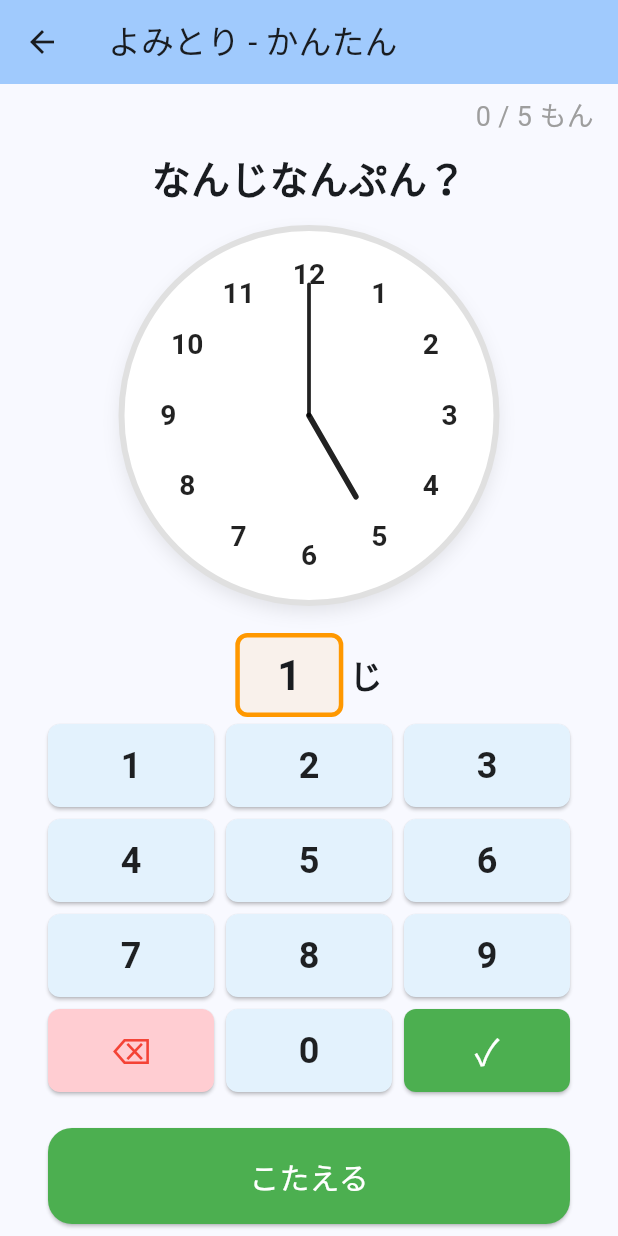
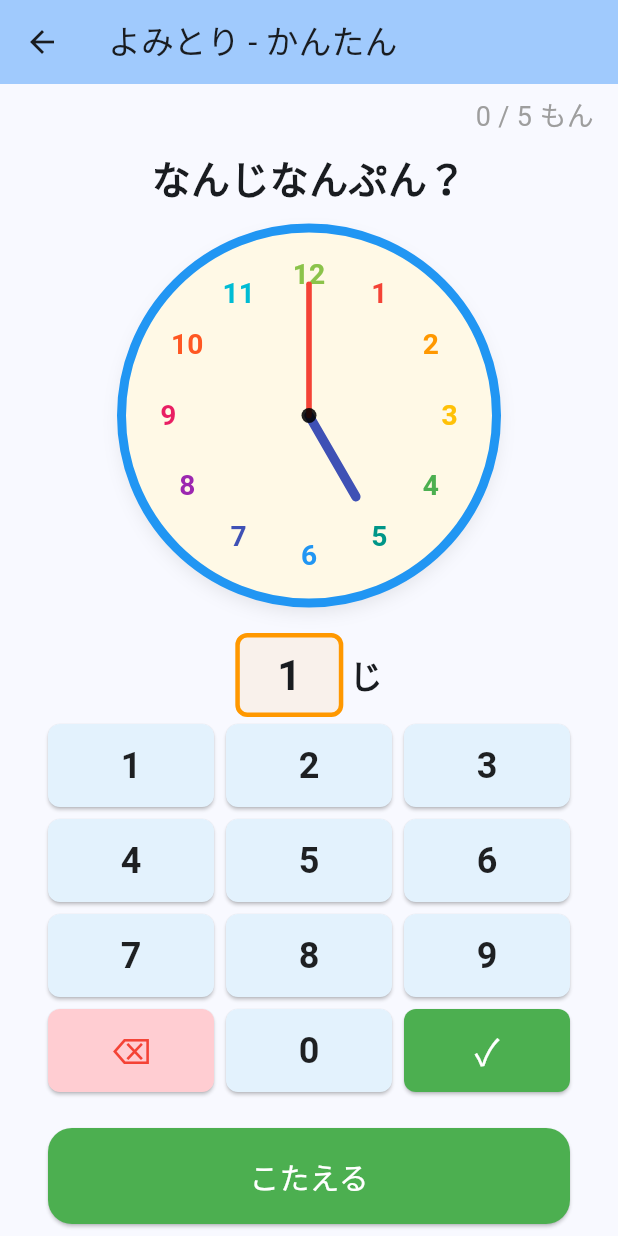
Before and after one commit to star1120eto/clock_learning, a Flutter app: the ClockReadingScreen screen opened directly with empty values, after a tap on an icon or button, on a phone screen of 412 x 824 dp. Run offline on Flutter 3.47's test engine with Material 3 defaults, Android fonts, the phone set to English and light mode, and no system bars; our stand-ins replace audioplayers, shared_preferences; accounts and stored records are empty.

Commit message:
バッジ機能強化（未獲得バッジ表示・獲得時通知） (#18)
* feat: 時計デザインをカラフルにしてポップな見た目に変更 (#1)

https://claude.ai/code/session_013yC8Tki6YVZncv75wm1MN5

* feat: バッジ機能を強化（未獲得バッジ表示・獲得時通知）(#3)

https://claude.ai/code/session_013yC8Tki6YVZncv75wm1MN5

* feat: バッジ機能強化と5問制・けっか画面を追加 (#3 #8)

- AchievementDefinitionクラスで全バッジ定義を追加
- 未獲得バッジを薄く表示、獲得済みは明るく表示
- GameStateに5問制カウントと完了フラグを追加
- ResultScreen新規追加（正解/不正解数表示）

https://claude.ai/code/session_013yC8Tki6YVZncv75wm1MN5

* feat: よみとりモード（時計から時刻を答える）を追加 (#5)

https://claude.ai/code/session_013yC8Tki6YVZncv75wm1MN5

* chore: .claudeディレクトリを.gitignoreに追加

https://claude.ai/code/session_013yC8Tki6YVZncv75wm1MN5

* fix: もういちどボタンのナビゲーション修正・バッジ検出ロジック改善

- result_screen: もういちどボタンをNavigator.pushReplacementで新GameScreenへ遷移するよう修正
- progress_service: recordAnswerの戻り値をList<Achievement>に変更
- game_screen: 5秒ウィンドウによるバッジ検出をrecordAnswerの戻り値ベースに変更し安定化

Co-Authored-By: Claude Sonnet 4.6 <noreply@anthropic.com>

---------

Co-authored-by: Claude <noreply@anthropic.com>

```diff
--- a/lib/screens/clock_reading_screen.dart
+++ b/lib/screens/clock_reading_screen.dart
@@ -90,10 +90,9 @@ class _ClockReadingScreenState extends State<ClockReadingScreen> {
           // 1桁の時に次の数字が12を超えるなら自動でふん側へ移動して入力
           if (widget.level != Level.easy) {
             _activeField = _InputField.minute;
-            final mNext = digit;
-            final mVal = int.tryParse(mNext) ?? 0;
+            final mVal = int.tryParse(digit) ?? 0;
             if (mVal <= 59) {
-              _minuteInput = mNext;
+              _minuteInput = digit;
             }
           }
         }
@@ -184,8 +183,8 @@ class _ClockReadingScreenState extends State<ClockReadingScreen> {
         actions: [
           TextButton(
             onPressed: () {
-              Navigator.pop(context); // close dialog
-              Navigator.pop(context); // go back
+              Navigator.pop(context);
+              Navigator.pop(context);
             },
             child: const Text('もどる'),
           ),
@@ -232,7 +231,6 @@ class _ClockReadingScreenState extends State<ClockReadingScreen> {
           ),
           const Text('なんじなんぷん？', style: TextStyle(fontSize: 26, fontWeight: FontWeight.bold)),
           const SizedBox(height: 16),
-          // Clock (read-only)
           Center(
             child: ClockWidget(
               controller: _clockController,
@@ -244,7 +242,6 @@ class _ClockReadingScreenState extends State<ClockReadingScreen> {
             ),
           ),
           const SizedBox(height: 20),
-          // Answer display
           Row(
             mainAxisAlignment: MainAxisAlignment.center,
             children: [
@@ -271,7 +268,6 @@ class _ClockReadingScreenState extends State<ClockReadingScreen> {
               ],
             ],
           ),
-          // Result message
           if (_lastResult != null)
             Padding(
               padding: const EdgeInsets.all(8),
@@ -285,10 +281,8 @@ class _ClockReadingScreenState extends State<ClockReadingScreen> {
               ),
             ),
           const Spacer(),
-          // Numpad
           _buildNumpad(),
           const SizedBox(height: 16),
-          // Check / Next button
           Padding(
             padding: const EdgeInsets.symmetric(horizontal: 32, vertical: 8),
             child: SizedBox(
--- a/lib/screens/level_select_screen.dart
+++ b/lib/screens/level_select_screen.dart
@@ -35,7 +35,6 @@ class LevelSelectScreen extends StatelessWidget {
                 ),
               ),
               const SizedBox(height: 40),
-              // かんたんレベル
               _buildLevelCard(
                 context,
                 Level.easy,
@@ -45,7 +44,6 @@ class LevelSelectScreen extends StatelessWidget {
                 isReading,
               ),
               const SizedBox(height: 20),
-              // ふつうレベル
               _buildLevelCard(
                 context,
                 Level.normal,
@@ -55,7 +53,6 @@ class LevelSelectScreen extends StatelessWidget {
                 isReading,
               ),
               const SizedBox(height: 20),
-              // むずかしいレベル
               _buildLevelCard(
                 context,
                 Level.hard,
--- a/lib/services/progress_service.dart
+++ b/lib/services/progress_service.dart
@@ -11,8 +11,8 @@ class ProgressService {
 
   ProgressService(this._storageService);
 
-  /// 進捗データを記録
-  Future<void> recordAnswer(Level level, bool isCorrect) async {
+  /// 進捗データを記録し、新たに獲得したバッジのリストを返す
+  Future<List<Achievement>> recordAnswer(Level level, bool isCorrect) async {
     final progressData = await getProgress();
 
     // レベル別の進捗を更新
@@ -53,6 +53,7 @@ class ProgressService {
     // 保存
     await _storageService.saveProgressData(finalProgressData);
     _cachedProgressData = finalProgressData;
+    return newAchievements;
   }
 
   /// 進捗データを取得
--- a/lib/widgets/clock_painter.dart
+++ b/lib/widgets/clock_painter.dart
@@ -10,6 +10,21 @@ class ClockPainter extends CustomPainter {
   final Level level;
   /// 不正解表示時は true で文字盤を緑に描画する
   final bool faceBackgroundGreen;
+
+  static const List<Color> _numberColors = [
+    Colors.red,
+    Colors.orange,
+    Colors.amber,
+    Color(0xFF4CAF50), // green
+    Colors.teal,
+    Colors.blue,
+    Colors.indigo,
+    Colors.purple,
+    Colors.pink,
+    Colors.deepOrange,
+    Color(0xFF00BCD4), // cyan
+    Color(0xFF8BC34A), // light green
+  ];
 
   ClockPainter({
     required this.state,
@@ -39,6 +54,9 @@ class ClockPainter extends CustomPainter {
 
     // 分針の描画
     _drawMinuteHand(canvas, center, radius);
+
+    // 中心ドットの描画
+    _drawCenterDot(canvas, center, radius);
   }
 
   /// 1分ごとの目盛り線を描画（むずかしいモードのみ）
@@ -74,28 +92,32 @@ class ClockPainter extends CustomPainter {
   /// 時計盤を描画
   void _drawClockFace(Canvas canvas, Offset center, double radius) {
     final paint = Paint()
-      ..color = faceBackgroundGreen ? Colors.green : Colors.white
+      ..color = faceBackgroundGreen ? Colors.green : const Color(0xFFFFF9E6)
       ..style = PaintingStyle.fill;
 
     canvas.drawCircle(center, radius, paint);
 
-    // 時計盤の縁
+    // 時計盤の縁（レベル別カラー）
+    final Color borderColor;
+    switch (level) {
+      case Level.easy:
+        borderColor = Colors.blue;
+      case Level.normal:
+        borderColor = Colors.orange;
+      case Level.hard:
+        borderColor = Colors.red;
+    }
+
     final borderPaint = Paint()
-      ..color = Colors.grey[300]!
+      ..color = borderColor
       ..style = PaintingStyle.stroke
-      ..strokeWidth = 4.0;
+      ..strokeWidth = 6.0;
 
     canvas.drawCircle(center, radius, borderPaint);
   }
 
   /// 数字（1〜12）を描画
   void _drawNumbers(Canvas canvas, Offset center, double radius) {
-    final textStyle = TextStyle(
-      fontSize: radius * 0.15,
-      fontWeight: FontWeight.bold,
-      color: Colors.black87,
-    );
-
     // TextPainterを再利用してメモリ効率を向上
     final textPainter = TextPainter(
       textAlign: TextAlign.center,
@@ -108,6 +130,12 @@ class ClockPainter extends CustomPainter {
       final numberRadius = radius * 0.75; // 数字は時計盤の75%の位置
       final x = center.dx + cos(angle) * numberRadius;
       final y = center.dy + sin(angle) * numberRadius;
+
+      final textStyle = TextStyle(
+        fontSize: radius * 0.15,
+        fontWeight: FontWeight.bold,
+        color: _numberColors[i - 1],
+      );
 
       textPainter.text = TextSpan(
         text: i.toString(),
@@ -124,9 +152,9 @@ class ClockPainter extends CustomPainter {
   /// 時針を描画
   void _drawHourHand(Canvas canvas, Offset center, double radius) {
     final paint = Paint()
-      ..color = Colors.black87
+      ..color = Colors.indigo
       ..style = PaintingStyle.stroke
-      ..strokeWidth = radius * 0.03 // 時針の太さ
+      ..strokeWidth = radius * 0.05 // 時針の太さ
       ..strokeCap = StrokeCap.round;
 
     final handLength = radius * 0.5; // 時針の長さ
@@ -142,16 +170,12 @@ class ClockPainter extends CustomPainter {
   void _drawMinuteHand(Canvas canvas, Offset center, double radius) {
     // ドラッグ中は色と太さを変更（色覚多様性対応：色＋太さ変更の併用）
     final isDragging = state.interactionState == ClockInteractionState.dragging;
-    final color = isDragging ? Colors.blue : Colors.black87;
-    // ドラッグ中は太さを1.5倍にして視覚的フィードバックを強化
-    final strokeWidth = isDragging
-        ? radius * 0.03  // ドラッグ中は太く
-        : radius * 0.02; // 通常時
+    final color = isDragging ? Colors.blue : Colors.red;
 
     final paint = Paint()
       ..color = color
       ..style = PaintingStyle.stroke
-      ..strokeWidth = strokeWidth
+      ..strokeWidth = radius * 0.03
       ..strokeCap = StrokeCap.round;
 
     final handLength = radius * 0.7; // 分針の長さ
@@ -161,6 +185,15 @@ class ClockPainter extends CustomPainter {
     final endY = center.dy + sin(angle) * handLength;
 
     canvas.drawLine(center, Offset(endX, endY), paint);
+  }
+
+  /// 中心ドットを描画
+  void _drawCenterDot(Canvas canvas, Offset center, double radius) {
+    final paint = Paint()
+      ..color = Colors.black87
+      ..style = PaintingStyle.fill;
+
+    canvas.drawCircle(center, radius * 0.04, paint);
   }
 
   @override
```
Also changed, not shown: lib/models/achievement.dart (+24 -0 lines), lib/screens/game_screen.dart (+91 -4 lines), lib/screens/progress_screen.dart (+36 -19 lines), lib/screens/result_screen.dart (added, +146 -0 lines), 1 other file.
